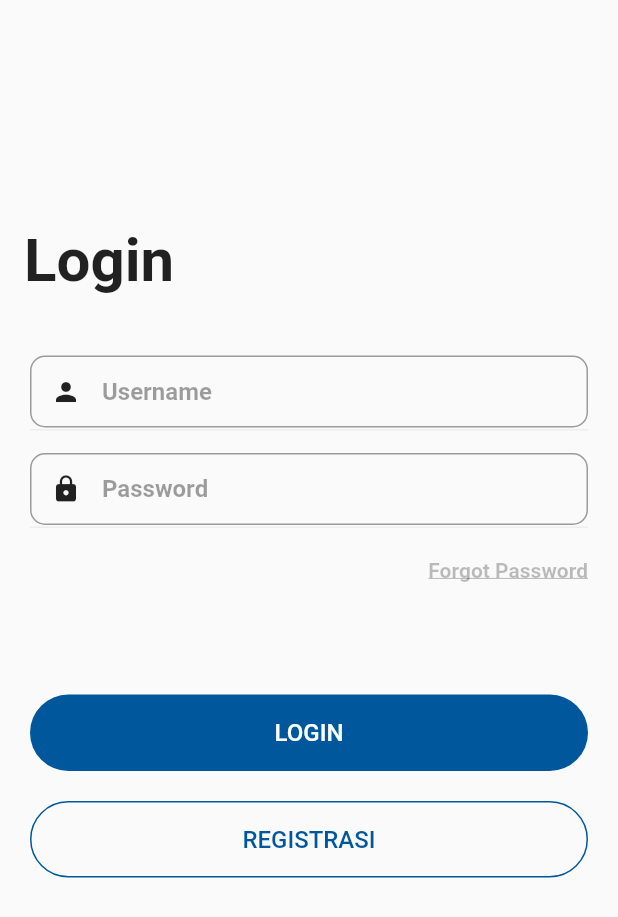
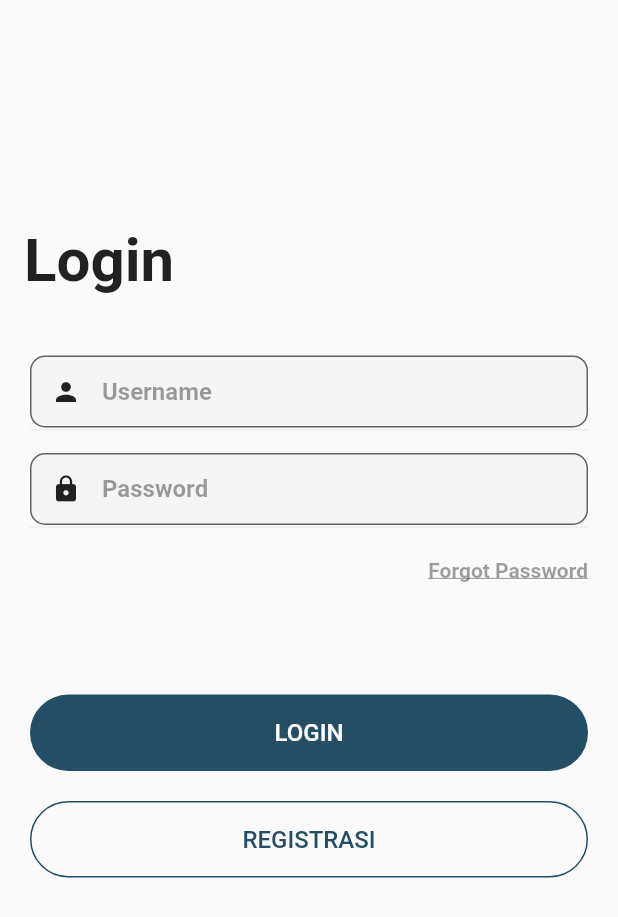
Before and after one commit to satriaadam/app_trikcuan, a Flutter app: the screen it shows after launch, after a tap on "Skip", on a phone screen of 412 x 824 dp. Shown: the top 917 px of the screen. Run offline on Flutter 3.47's test engine with Material 2 defaults, Android fonts, the phone set to English and light mode, and no system bars; our stand-ins replace bloc, connectivity, dio, equatable, flutter_bloc, pull_to_refresh and 5 more; missing offline and left inert: indonesia; accounts and stored records are empty; network calls fail; Roboto replaces fonts that are missing (Montserrat, Poppins).

Commit message:
Update Apps mbahgiso

```diff
--- a/lib/login_page.dart
+++ b/lib/login_page.dart
@@ -84,7 +84,7 @@ class _LoginPageState extends State<LoginPage> {
                       child: Text(
                         'Forgot Password',
                         style: TextStyle(
-                          color: Colors.black26,
+                          color: Colors.black38,
                           fontWeight: FontWeight.bold,
                           fontFamily: 'Montserrat',
                           decoration: TextDecoration.underline
--- a/lib/pages/berita.dart
+++ b/lib/pages/berita.dart
@@ -57,7 +57,7 @@ class _BeritaState extends State<Berita> {
         child: Scaffold(
           appBar: AppBar(
             backgroundColor: Colors.lightBlue[900],
-            leading: Image.asset('assets/images/logombahgiso.png',width: MediaQuery.of(context).size.width*0.5),
+          //  leading: Image.asset('assets/images/logombahgiso.png',width: MediaQuery.of(context).size.width*0.5),
             title: Text('BERITA', style: TextStyle(color: Colors.white, fontWeight: FontWeight.bold),),
           ),
           body: SmartRefresher(
--- a/lib/pages/chart.dart
+++ b/lib/pages/chart.dart
@@ -35,7 +35,7 @@ class _ChartState extends State<Chart> {
       appBar: AppBar(
         shadowColor: Colors.grey,
         backgroundColor: Colors.lightBlue[900],
-        leading: Image.asset('assets/images/logombahgiso.png',width: MediaQuery.of(context).size.width*0.5),
+      //  leading: Image.asset('assets/images/logombahgiso.png',width: MediaQuery.of(context).size.width*0.5),
         title: Text('MARKET', style: TextStyle(color: Colors.white, fontWeight: FontWeight.bold),),
         bottom:
         PreferredSize(
--- a/lib/pages/dividen.dart
+++ b/lib/pages/dividen.dart
@@ -56,7 +56,7 @@ class _DividenState extends State<Dividen> {
       child: Scaffold(
         appBar: AppBar(
           backgroundColor: Colors.lightBlue[900],
-          leading: Image.asset('assets/images/logombahgiso.png',width: MediaQuery.of(context).size.width*0.5),
+        //  leading: Image.asset('assets/images/logombahgiso.png',width: MediaQuery.of(context).size.width*0.5),
           title: Text('DIVIDEN', style: TextStyle(color: Colors.white, fontWeight: FontWeight.bold),),
         ),
         body: SmartRefresher(
--- a/lib/pages/rekomendasi.dart
+++ b/lib/pages/rekomendasi.dart
@@ -35,7 +35,7 @@ class _RekomendasiState extends State<Rekomendasi> {
         appBar: AppBar(
           elevation: 5.0,
           backgroundColor: Colors.lightBlue[900],
-          leading: Image.asset('assets/images/logombahgiso.png',width: MediaQuery.of(context).size.width*0.5),
+         // leading: Image.asset('assets/images/logombahgiso.png',width: MediaQuery.of(context).size.width*0.5),
           title: Text('REKOMENDASI', style: TextStyle(color: Colors.white, fontWeight: FontWeight.bold),),
           bottom: PreferredSize(
             preferredSize: Size.fromHeight(myTabBar.preferredSize.height),
--- a/lib/utilities/app_consts.dart
+++ b/lib/utilities/app_consts.dart
@@ -3,7 +3,7 @@ import 'package:flutter/material.dart';
 
 class AppColor {
 
-  static Color primary = Colors.lightBlue[900];
+  static Color primary = Color(0xFF234E65);
   static Color secondary = Colors.green;
   static Color accent = Color(0xff81CC0A);
   static Color darkYellow = Color(0xffFCBF31);
--- a/lib/widget/form.dart
+++ b/lib/widget/form.dart
@@ -230,6 +230,8 @@ class TextFieldBorderBottom extends StatelessWidget {
               obscureText: isObsecure,
               validator: validator,
               decoration: InputDecoration(
+                fillColor: Colors.grey.shade100,
+                filled: true,
                 prefixIcon: icon != null ? Icon(icon, color: Colors.black87, size: 20) : null,
                 hintText: textHint,
                 border: OutlineInputBorder(borderRadius: BorderRadius.circular(10)),
```
